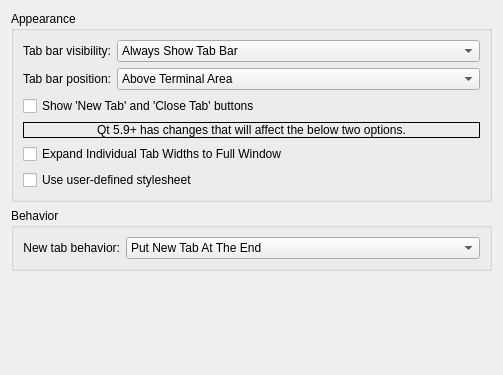
Before: the Qt Designer form src/settings/TabBarSettings.ui in KDE/konsole, drawn with Qt 5.
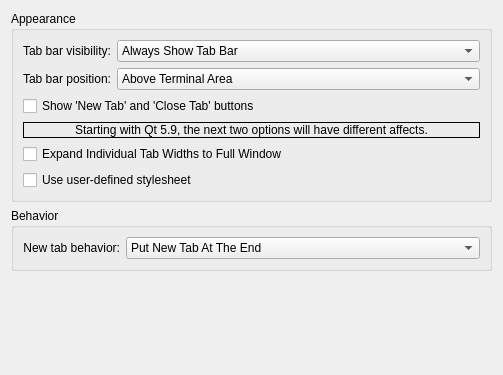
After: the same form once the commit is applied. Custom widgets are drawn as their Qt base class.

Commit message:
Set default to false for tab width expanding
There doesn't appear a simple way to use #if QT_VERSION to handle this
other than have #if in the .kcfg file.

What changed in the file:
```diff
--- a/src/settings/TabBarSettings.ui
+++ b/src/settings/TabBarSettings.ui
@@ -125,7 +125,7 @@
          <enum>QFrame::Plain</enum>
         </property>
         <property name="text">
-         <string>Qt 5.9+ has changes that will affect the below two options.</string>
+         <string>Starting with Qt 5.9, the next two options will have different affects.</string>
         </property>
         <property name="alignment">
          <set>Qt::AlignCenter</set>
```
The commit also changes 1 other file.
